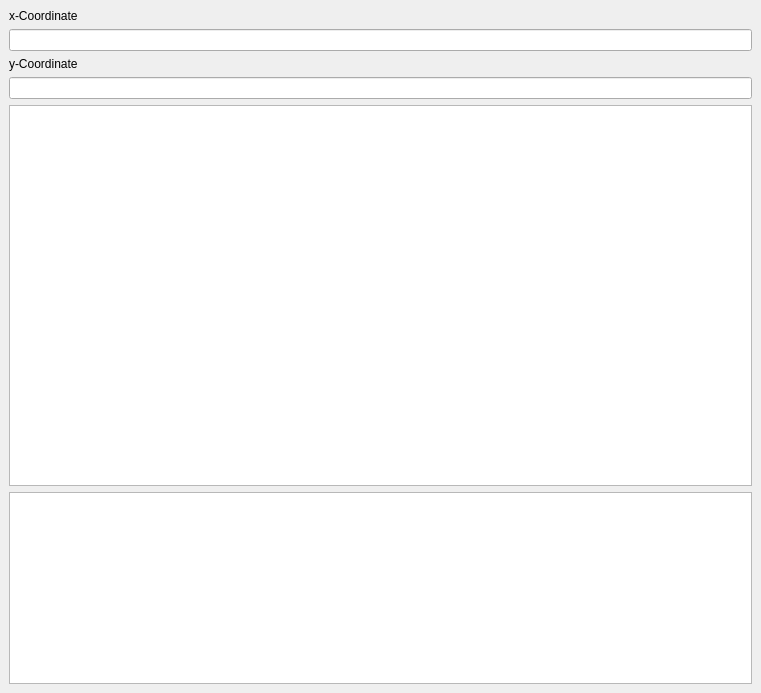
Qt form parallel_line_construction_dockwidget_base.ui (stdonn/ParallelLineConstruction) before a commit.
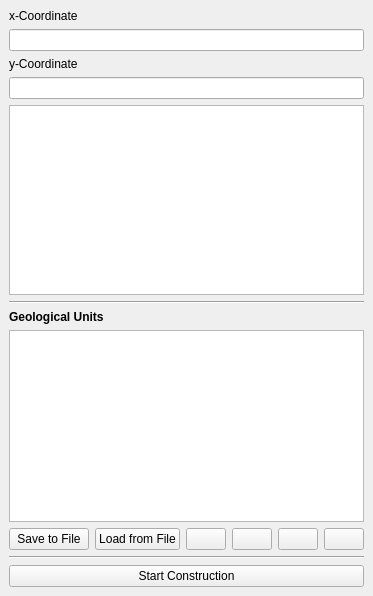
The same form after that commit. Icons and pictures are not drawn.

```diff
--- a/parallel_line_construction_dockwidget_base.ui
+++ b/parallel_line_construction_dockwidget_base.ui
@@ -6,8 +6,8 @@
    <rect>
     <x>0</x>
     <y>0</y>
-    <width>761</width>
-    <height>693</height>
+    <width>363</width>
+    <height>596</height>
    </rect>
   </property>
   <property name="windowTitle">
@@ -50,10 +50,24 @@
       </property>
      </widget>
     </item>
+    <item>
+     <widget class="Line" name="line">
+      <property name="orientation">
+       <enum>Qt::Horizontal</enum>
+      </property>
+     </widget>
+    </item>
+    <item>
+     <widget class="QLabel" name="label_3">
+      <property name="text">
+       <string>&lt;html&gt;&lt;head/&gt;&lt;body&gt;&lt;p&gt;&lt;span style=&quot; font-weight:600;&quot;&gt;Geological Units&lt;/span&gt;&lt;/p&gt;&lt;/body&gt;&lt;/html&gt;</string>
+      </property>
+     </widget>
+    </item>
     <item>
      <widget class="QTableView" name="table_view">
       <property name="sizePolicy">
-       <sizepolicy hsizetype="MinimumExpanding" vsizetype="Fixed">
+       <sizepolicy hsizetype="MinimumExpanding" vsizetype="Minimum">
         <horstretch>0</horstretch>
         <verstretch>0</verstretch>
        </sizepolicy>
@@ -72,6 +86,128 @@
       </property>
      </widget>
     </item>
+    <item>
+     <layout class="QHBoxLayout" name="horizontalLayout_2">
+      <property name="bottomMargin">
+       <number>0</number>
+      </property>
+      <item>
+       <widget class="QPushButton" name="save_unit_table">
+        <property name="text">
+         <string>Save to File</string>
+        </property>
+        <property name="icon">
+         <iconset resource="resources.qrc">
+          <normaloff>:/plugins/parallel_line_construction/images/save.svg</normaloff>:/plugins/parallel_line_construction/images/save.svg</iconset>
+        </property>
+       </widget>
+      </item>
+      <item>
+       <widget class="QPushButton" name="load_unit_table">
+        <property name="text">
+         <string>Load from File</string>
+        </property>
+        <property name="icon">
+         <iconset>
+          <normaloff>images/folder_open.svg</normaloff>images/folder_open.svg</iconset>
+        </property>
+       </widget>
+      </item>
+      <item>
+       <layout class="QHBoxLayout" name="horizontalLayout">
+        <property name="bottomMargin">
+         <number>0</number>
+        </property>
+        <item>
+         <widget class="QPushButton" name="add_unit">
+          <property name="sizePolicy">
+           <sizepolicy hsizetype="MinimumExpanding" vsizetype="Fixed">
+            <horstretch>0</horstretch>
+            <verstretch>0</verstretch>
+           </sizepolicy>
+          </property>
+          <property name="text">
+           <string/>
+          </property>
+          <property name="icon">
+           <iconset resource="resources.qrc">
+            <normaloff>:/plugins/parallel_line_construction/images/add.svg</normaloff>:/plugins/parallel_line_construction/images/add.svg</iconset>
+          </property>
+         </widget>
+        </item>
+        <item>
+         <widget class="QPushButton" name="remove_unit">
+          <property name="sizePolicy">
+           <sizepolicy hsizetype="MinimumExpanding" vsizetype="Fixed">
+            <horstretch>0</horstretch>
+            <verstretch>0</verstretch>
+           </sizepolicy>
+          </property>
+          <property name="text">
+           <string/>
+          </property>
+          <property name="icon">
+           <iconset resource="resources.qrc">
+            <normaloff>:/plugins/parallel_line_construction/images/remove.svg</normaloff>:/plugins/parallel_line_construction/images/remove.svg</iconset>
+          </property>
+         </widget>
+        </item>
+        <item>
+         <widget class="QPushButton" name="move_unit_up">
+          <property name="sizePolicy">
+           <sizepolicy hsizetype="MinimumExpanding" vsizetype="Fixed">
+            <horstretch>0</horstretch>
+            <verstretch>0</verstretch>
+           </sizepolicy>
+          </property>
+          <property name="text">
+           <string/>
+          </property>
+          <property name="icon">
+           <iconset resource="resources.qrc">
+            <normaloff>:/plugins/parallel_line_construction/images/down.svg</normaloff>:/plugins/parallel_line_construction/images/down.svg</iconset>
+          </property>
+         </widget>
+        </item>
+        <item>
+         <widget class="QPushButton" name="move_unit_down">
+          <property name="sizePolicy">
+           <sizepolicy hsizetype="MinimumExpanding" vsizetype="Fixed">
+            <horstretch>0</horstretch>
+            <verstretch>0</verstretch>
+           </sizepolicy>
+          </property>
+          <property name="text">
+           <string/>
+          </property>
+          <property name="icon">
+           <iconset resource="resources.qrc">
+            <normaloff>:/plugins/parallel_line_construction/images/up.svg</normaloff>:/plugins/parallel_line_construction/images/up.svg</iconset>
+          </property>
+         </widget>
+        </item>
+       </layout>
+      </item>
+     </layout>
+    </item>
+    <item>
+     <widget class="Line" name="line_2">
+      <property name="orientation">
+       <enum>Qt::Horizontal</enum>
+      </property>
+     </widget>
+    </item>
+    <item>
+     <widget class="QPushButton" name="start_construction">
+      <property name="text">
+       <string>Start Construction</string>
+      </property>
+      <property name="icon">
+       <iconset resource="resources.qrc">
+        <normaloff>:/plugins/parallel_line_construction/images/icon.svg</normaloff>:/plugins/parallel_line_construction/images/icon.svg</iconset>
+      </property>
+     </widget>
+    </item>
    </layout>
   </widget>
  </widget>
```
Left out of the diff: 17 changed lines with no effect on the pictures.
